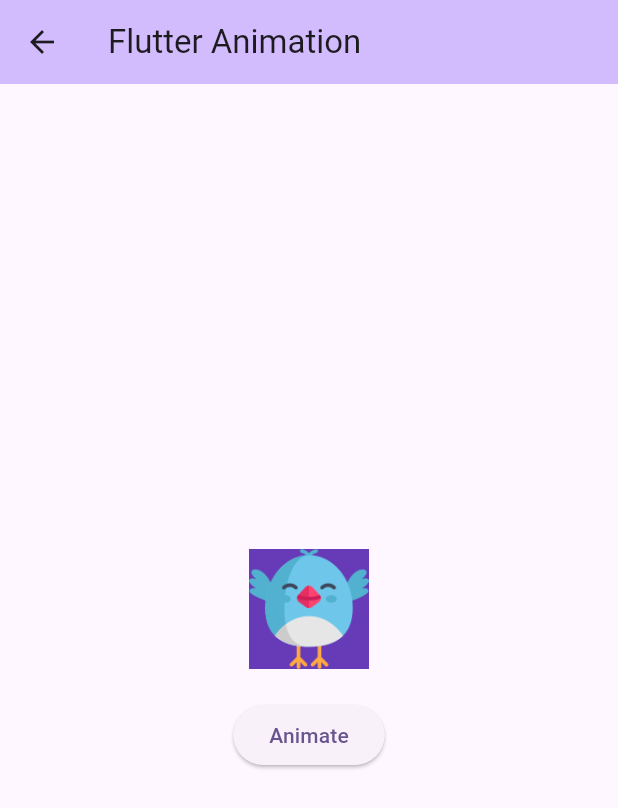
After one commit to kamran8545/flutter_animations, a Flutter app: the screen it shows after launch, after a tap on "Animated Padding", on a phone screen of 412 x 824 dp. The commit adds this screen. Shown: the top 808 px of the screen. Run offline on Flutter 3.47's test engine with Material 3 defaults, Android fonts, the phone set to English and light mode, and no system bars.

Commit message:
completed animated padding widget

```diff
--- a/lib/main.dart
+++ b/lib/main.dart
@@ -2,6 +2,7 @@ import 'package:flutter/material.dart';
 import 'package:flutter_animations/widgets/animated_align_widget.dart';
 import 'package:flutter_animations/widgets/animated_container_widget.dart';
 import 'package:flutter_animations/widgets/animated_opacity_widget.dart';
+import 'package:flutter_animations/widgets/animated_padding_widget.dart';
 
 void main() {
   runApp(const MyApp());
@@ -78,6 +79,17 @@ class _MyHomePageState extends State<MyHomePage> {
               child: const Text('Animated Opacity'),
             ),
             const SizedBox(height: 20,),
+            ElevatedButton(
+              onPressed: () {
+                Navigator.of(context).push(
+                  MaterialPageRoute(
+                    builder: (context) => AnimatedPaddingWidget(title: widget.title),
+                  ),
+                );
+              },
+              child: const Text('Animated Padding'),
+            ),
+            const SizedBox(height: 20,),
           ],
         ),
       ),
--- /dev/null
+++ b/lib/widgets/animated_padding_widget.dart
@@ -0,0 +1,59 @@
+import 'dart:math';
+
+import 'package:flutter/material.dart';
+
+class AnimatedPaddingWidget extends StatefulWidget {
+  const AnimatedPaddingWidget({super.key, required this.title});
+  final String title;
+
+  @override
+  State<AnimatedPaddingWidget> createState() => _AnimatedPaddingWidgetState();
+}
+
+class _AnimatedPaddingWidgetState extends State<AnimatedPaddingWidget> {
+
+  EdgeInsets padding = EdgeInsets.zero;
+
+  @override
+  Widget build(BuildContext context) {
+    return Scaffold(
+      appBar: AppBar(
+        backgroundColor: Theme.of(context).colorScheme.inversePrimary,
+        title: Text(widget.title),
+      ),
+      body: Column(
+        mainAxisAlignment: MainAxisAlignment.center,
+        children: [
+          Container(
+            color: Colors.deepPurple,
+            child: AnimatedPadding(
+              duration: const Duration(milliseconds: 400),
+              padding: padding,
+              child: Image.asset(
+                'assets/icons/bird.png',
+                height: 80,
+                width: 80,
+              ),
+            ),
+          ),
+          const SizedBox(
+            height: 20,
+            width: double.infinity,
+          ),
+          ElevatedButton(
+            onPressed: () {
+              setState(() {
+                if(padding == EdgeInsets.zero){
+                  padding = EdgeInsets.all(Random().nextInt(50).toDouble());
+                }else{
+                  padding = EdgeInsets.zero;
+                }
+              });
+            },
+            child: const Text('Animate'),
+          ),
+        ],
+      ),
+    );
+  }
+}
```
